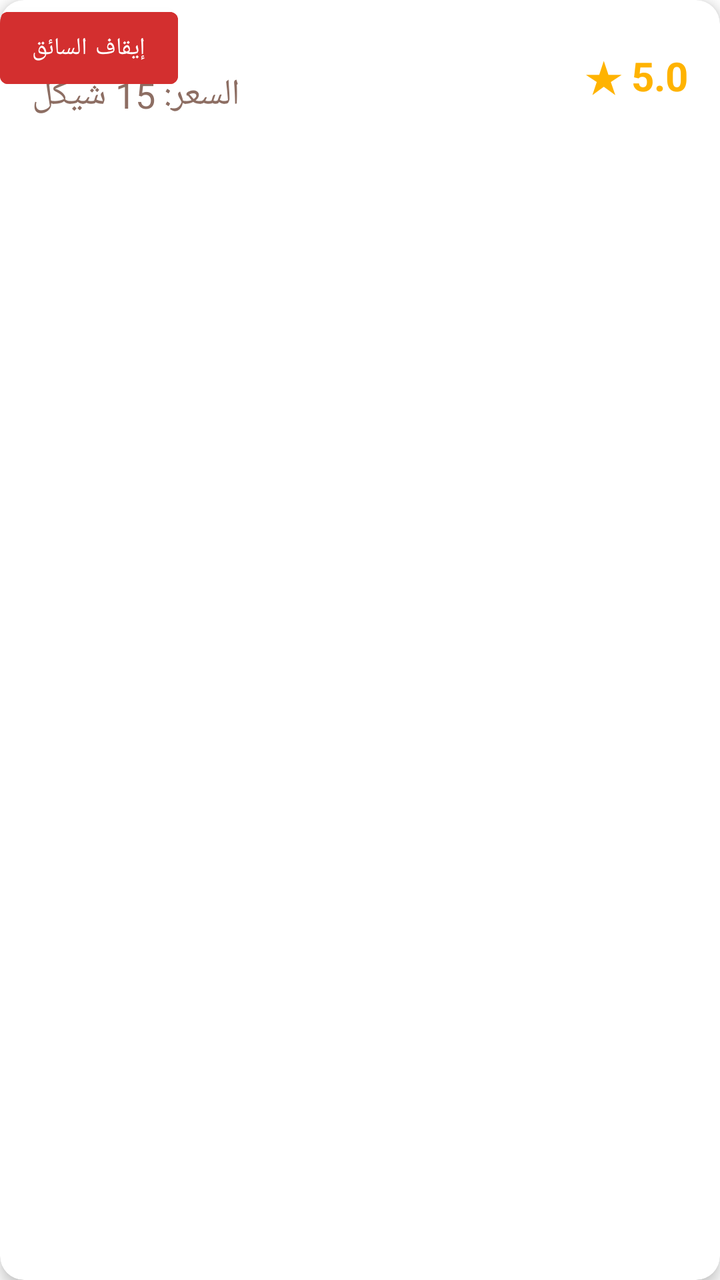
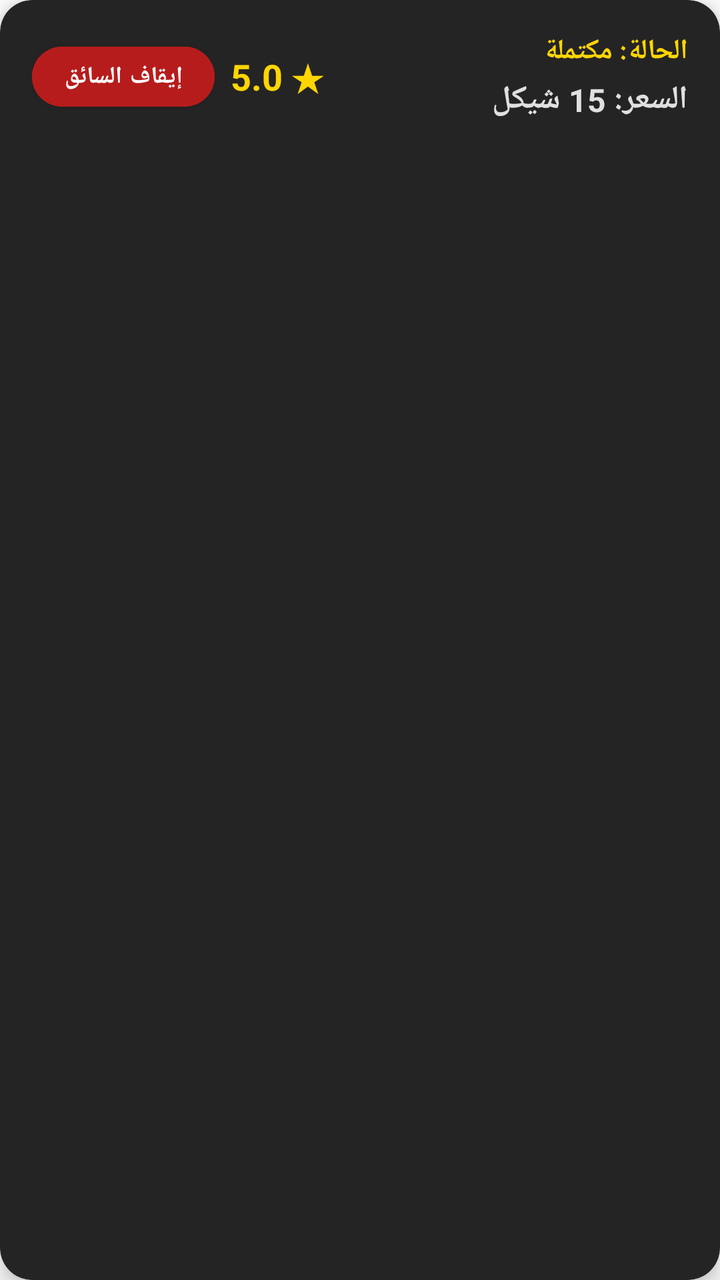

Two renders of the same Android screen: before a commit and after it. Below are the layout's source before the change and the commit's diff.
<!-- AndroidManifest.xml: application theme Theme.SonicTaxi -->
<!-- res/layout/item_ride.xml -->
<?xml version="1.0" encoding="utf-8"?>
<androidx.cardview.widget.CardView xmlns:android="http://schemas.android.com/apk/res/android"
    xmlns:app="http://schemas.android.com/apk/res-auto"
    android:layout_width="match_parent"
    android:layout_height="wrap_content"
    android:layout_margin="8dp"
    app:cardCornerRadius="12dp"
    app:cardElevation="4dp"
    app:cardBackgroundColor="#FFFFFF">

    <LinearLayout
        android:layout_width="match_parent"
        android:layout_height="wrap_content"
        android:orientation="horizontal"
        android:padding="16dp"
        android:gravity="center_vertical">

        <LinearLayout
            android:layout_width="0dp"
            android:layout_height="wrap_content"
            android:layout_weight="1"
            android:orientation="vertical">

            <TextView
                android:id="@+id/tv_ride_status"
                android:layout_width="wrap_content"
                android:layout_height="wrap_content"
                android:text="الحالة: مكتملة"
                android:textColor="#5D4037"
                android:textStyle="bold" />

            <TextView
                android:id="@+id/tv_ride_price"
                android:layout_width="wrap_content"
                android:layout_height="wrap_content"
                android:text="السعر: 15 شيكل"
                android:textColor="#8D6E63"
                android:textSize="18sp" />
        </LinearLayout>

        <TextView
            android:id="@+id/tv_ride_rating"
            android:layout_width="wrap_content"
            android:layout_height="wrap_content"
            android:text="★ 5.0"
            android:textColor="#FFB300"
            android:textSize="20sp"
            android:textStyle="bold" />
    </LinearLayout>
    <Button
        android:id="@+id/btn_action"
        android:layout_width="wrap_content"
        android:layout_height="wrap_content"
        android:text="إيقاف السائق"
        android:backgroundTint="#D32F2F"
        android:textColor="#FFFFFF"
        android:textSize="12sp" />
</androidx.cardview.widget.CardView>
<!-- resources referenced by this layout -->
<resources>
  <style name="Theme.SonicTaxi" parent="Theme.MaterialComponents.DayNight.NoActionBar">        <item name="android:statusBarColor">#121212</item>
          <item name="android:windowLightStatusBar">false</item>
  
          <item name="colorPrimary">#121212</item>
          <item name="colorPrimaryVariant">#121212</item>
          <item name="colorSecondary">#FFD600</item>
      </style>
</resources>

<!-- the commit's change to res/layout/item_ride.xml (unified diff, before → after) -->
@@ -3,10 +3,13 @@
     xmlns:app="http://schemas.android.com/apk/res-auto"
     android:layout_width="match_parent"
     android:layout_height="wrap_content"
-    android:layout_margin="8dp"
-    app:cardCornerRadius="12dp"
-    app:cardElevation="4dp"
-    app:cardBackgroundColor="#FFFFFF">
+    android:layout_marginHorizontal="16dp"
+    android:layout_marginVertical="8dp"
+    app:cardCornerRadius="16dp"
+    app:cardElevation="6dp"
+    app:cardBackgroundColor="#252424"
+    android:textDirection="rtl"
+    android:layoutDirection="rtl">
 
     <LinearLayout
         android:layout_width="match_parent"
@@ -15,6 +18,7 @@
         android:padding="16dp"
         android:gravity="center_vertical">
 
+        
         <LinearLayout
             android:layout_width="0dp"
             android:layout_height="wrap_content"
@@ -26,33 +30,44 @@
                 android:layout_width="wrap_content"
                 android:layout_height="wrap_content"
                 android:text="الحالة: مكتملة"
-                android:textColor="#5D4037"
-                android:textStyle="bold" />
+                android:textColor="#FFD600"
+                android:textStyle="bold"
+                android:textSize="14sp"
+                android:layout_marginBottom="4dp" />
 
             <TextView
                 android:id="@+id/tv_ride_price"
                 android:layout_width="wrap_content"
                 android:layout_height="wrap_content"
                 android:text="السعر: 15 شيكل"
-                android:textColor="#8D6E63"
-                android:textSize="18sp" />
+                android:textColor="#E0E0E0"
+                android:textSize="16sp"
+                android:textStyle="bold" />
         </LinearLayout>
 
+        
         <TextView
             android:id="@+id/tv_ride_rating"
             android:layout_width="wrap_content"
             android:layout_height="wrap_content"
             android:text="★ 5.0"
-            android:textColor="#FFB300"
-            android:textSize="20sp"
-            android:textStyle="bold" />
+            android:textColor="#FFD600"
+            android:textSize="18sp"
+            android:textStyle="bold"
+            android:layout_marginStart="12dp" />
+
+        <Button
+            android:id="@+id/btn_action"
+            android:layout_width="wrap_content"
+            android:layout_height="42dp"
+            android:text="إيقاف السائق"
+            android:backgroundTint="#B71C1C"
+            android:textColor="#FFFFFF"
+            android:textSize="12sp"
+            android:textStyle="bold"
+            app:cornerRadius="21dp"
+            android:layout_marginStart="8dp"
+            android:elevation="2dp" />
+
     </LinearLayout>
-    <Button
-        android:id="@+id/btn_action"
-        android:layout_width="wrap_content"
-        android:layout_height="wrap_content"
-        android:text="إيقاف السائق"
-        android:backgroundTint="#D32F2F"
-        android:textColor="#FFFFFF"
-        android:textSize="12sp" />
 </androidx.cardview.widget.CardView>
<!-- resource entries referenced after the edit -->
@@ -1,11 +1,17 @@
 <!-- resources referenced by this layout -->
 <resources>
-  <style name="Theme.SonicTaxi" parent="Theme.MaterialComponents.DayNight.NoActionBar">        <item name="android:statusBarColor">#121212</item>
+  <style name="Theme.SonicTaxi" parent="Theme.MaterialComponents.DayNight.NoActionBar">
+          <item name="android:statusBarColor">#121212</item>
           <item name="android:windowLightStatusBar">false</item>
   
           <item name="colorPrimary">#121212</item>
           <item name="colorPrimaryVariant">#121212</item>
           <item name="colorSecondary">#FFD600</item>
+  
+          
+          <item name="colorOnSurface">@color/app_white</item>
+          <item name="editTextStyle">@style/Widget.AppCompat.EditText</item>
       </style>
+  <color name="app_white">#FFFFFF</color>
 </resources>
 
